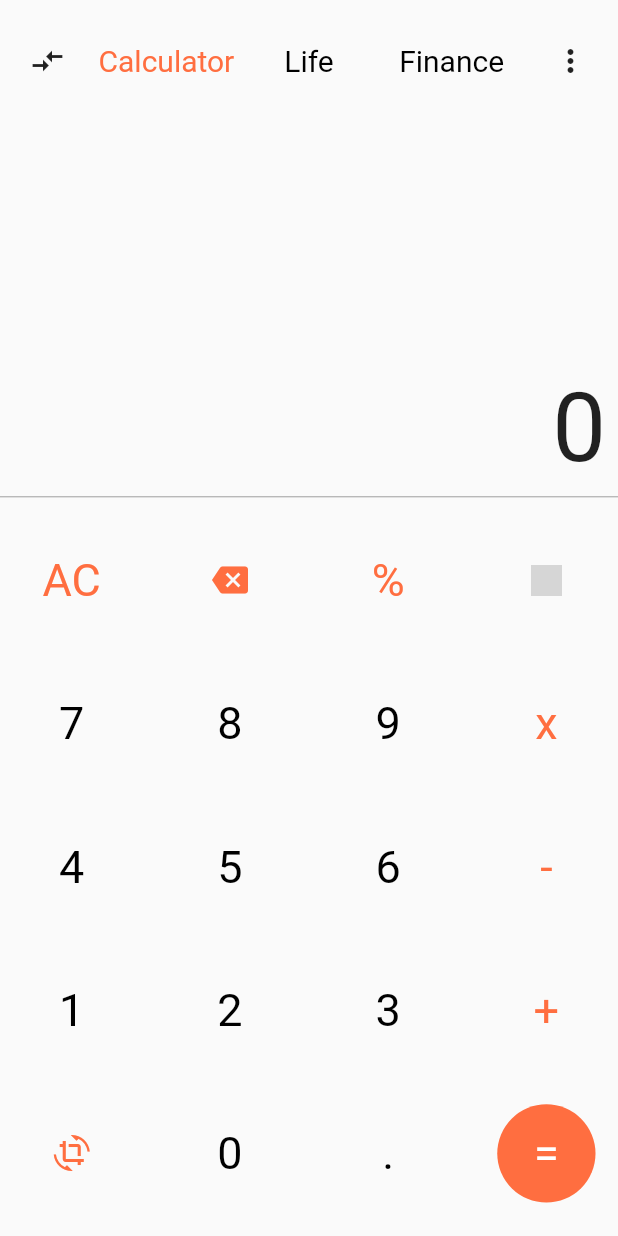
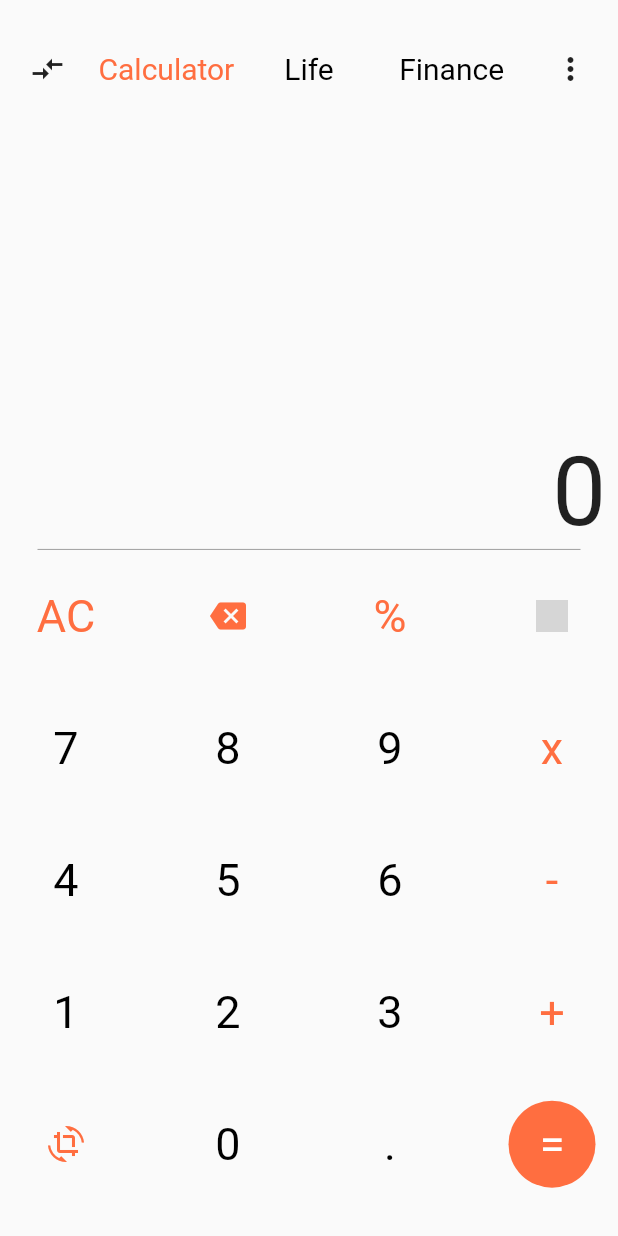
Before and after one commit to cygnus-project/xiaomi_calculator_flutter, a Flutter app: the screen it shows after launch, on a phone screen of 412 x 824 dp. Run offline on Flutter 3.47's test engine with Material 2 defaults, Android fonts, the phone set to English and light mode, and no system bars; network calls fail; grey boxes are pictures that could not be loaded.

Commit message:
Some Design Changes
* Name Changed to "Xiaomi Calculator Clone"
* Change Calculator Screen Space Order
* Set Divider Padding

```diff
--- a/lib/main.dart
+++ b/lib/main.dart
@@ -6,20 +6,9 @@ class MyApp extends StatelessWidget {
   // This widget is the root of your application.
   @override
   Widget build(BuildContext context) {
+
     return MaterialApp(
-      title: 'Flutter Demo',
-      theme: ThemeData(
-        // This is the theme of your application.
-        //
-        // Try running your application with "flutter run". You'll see the
-        // application has a blue toolbar. Then, without quitting the app, try
-        // changing the primarySwatch below to Colors.green and then invoke
-        // "hot reload" (press "r" in the console where you ran "flutter run",
-        // or simply save your changes to "hot reload" in a Flutter IDE).
-        // Notice that the counter didn't reset back to zero; the application
-        // is not restarted.
-        primarySwatch: Colors.blue,
-      ),
+      title: 'Xiaomi Calculator Clone',
       home: XiaomiCalculator(),
     );
   }
@@ -41,11 +30,15 @@ class XiaomiCalculator extends StatelessWidget {
               child: ActionsBar(),
             ),
             ResultsSpace(),
-            Divider(
-              color: Colors.grey,
+            Padding(
+              padding: const EdgeInsets.only(left: 25, right: 25),
+              child: Divider(
+                height: 1,
+                color: Colors.grey,
+              ),
             ),
             Expanded(
-              flex: 6,
+              flex: 5,
               child: CalculatorKeyGrid(),
             ),
           ],
@@ -115,7 +108,7 @@ class CalculatorKeyGrid extends StatelessWidget {
   @override
   Widget build(BuildContext context) {
     return GridView.count(
-      crossAxisSpacing: 10,
+      crossAxisSpacing: 20,
       crossAxisCount: 4,
       children: <Widget>[
         CalculatorKey(
```
